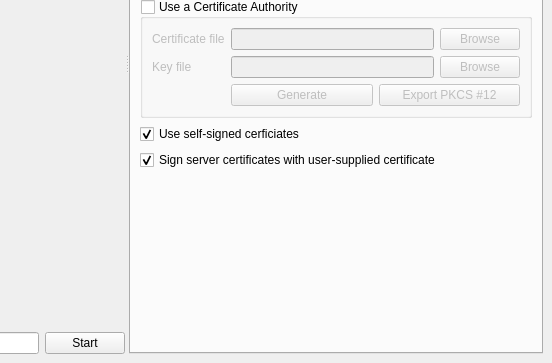
Qt form ui/main.ui (abbbe/sslcaudit) before a commit; both pictures show x 244 to 796 and y 237 to 600 of the 796 by 600 pixel window.
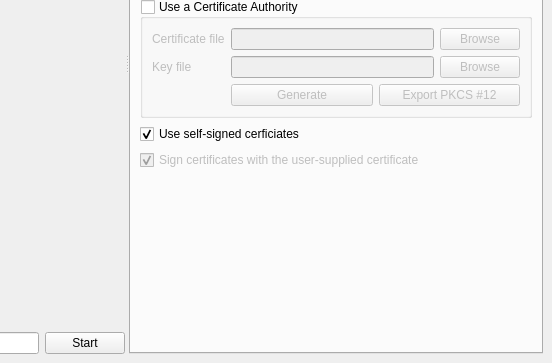
The same form after that commit.

Commit message: enable/disable a checkbox "use user cert to sign" depending on whether user-supplied certificate is provided or not

```diff
--- a/ui/main.ui
+++ b/ui/main.ui
@@ -370,8 +370,14 @@
          </item>
          <item row="4" column="0">
           <widget class="QCheckBox" name="useUserCertificatesToSign">
+           <property name="enabled">
+            <bool>false</bool>
+           </property>
            <property name="text">
-            <string>Sign server certificates with user-supplied certificate</string>
+            <string>Sign certificates with the user-supplied certificate</string>
+           </property>
+           <property name="checkable">
+            <bool>true</bool>
            </property>
            <property name="checked">
             <bool>true</bool>
```
Left out of the diff: 16 changed lines with no effect on the pictures.
